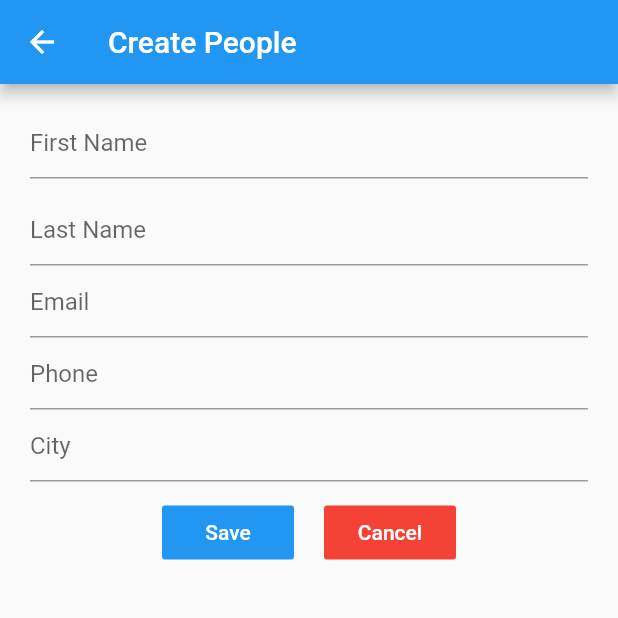
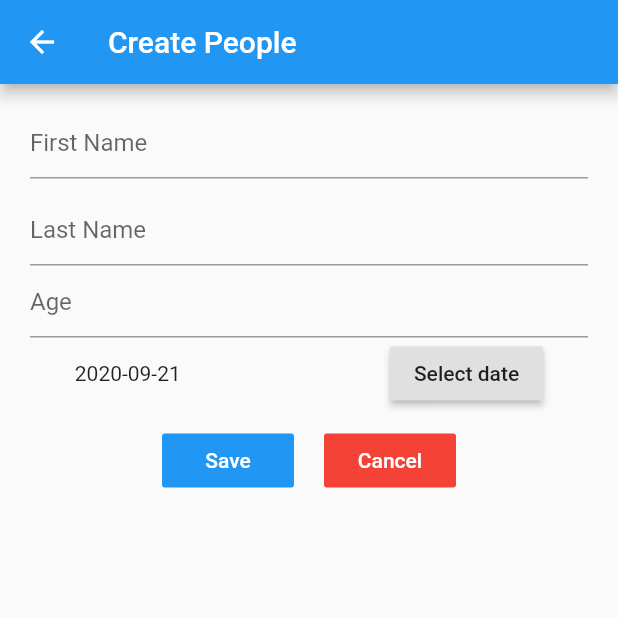
Before and after one commit to PhanithNoch/bloc_crud, a Flutter app: the screen it shows after launch, after a tap on the "add" icon, on a phone screen of 412 x 824 dp, the top half of it. Run offline on Flutter 3.47's test engine with Material 2 defaults, Android fonts, the phone set to English and light mode, and no system bars; our stand-ins replace bloc, flutter_bloc, flutter_slidable; network calls fail.

Commit message:
corrected code

```diff
--- a/lib/main.dart
+++ b/lib/main.dart
@@ -41,7 +41,9 @@ class _MyHomePageState extends State<MyHomePage> {
   @override
   Widget build(BuildContext context) {
     return Scaffold(
-      appBar: AppBar(),
+      appBar: AppBar(
+        title: Text('People Information'),
+      ),
       body: IndexPage(),
       floatingActionButton: FloatingActionButton(
         onPressed: (){
--- a/lib/models/people.dart
+++ b/lib/models/people.dart
@@ -25,24 +25,21 @@ class Data {
   int id;
   String firstName;
   String lastName;
-  String phone;
-  String email;
-  String city;
+  String age;
+  String active_date;
 
   Data({this.id,
     this.firstName,
     this.lastName,
-    this.phone,
-    this.email,
-    this.city
+    this.age,
+    this.active_date
   });
   Data.fromJson(Map<String, dynamic> json) {
     id = json['id'];
     firstName = json['first_name'];
     lastName = json['last_name'];
-    phone = json['phone'];
-    email = json['email'];
-    city = json['city'];
+    age = json['age'];
+    active_date = json['active_date'];
 
   }
 
@@ -51,9 +48,9 @@ class Data {
     data['id'] = this.id;
     data['first_name'] = this.firstName;
     data['last_name'] = this.lastName;
-    data['phone'] = this.phone;
-    data['email'] = this.email;
-    data['city'] = this.city;
+    data['age'] = this.age;
+    data['active_date'] = this.active_date;
+
     return data;
   }
 }
--- a/lib/screens/create_page.dart
+++ b/lib/screens/create_page.dart
@@ -4,12 +4,30 @@ import 'package:flutter/material.dart';
 import 'package:flutter_bloc/flutter_bloc.dart';
 import '../models/people.dart';
 
-class CreatePage extends StatelessWidget {
-  final TextEditingController _firstnameController = TextEditingController();
-  final TextEditingController _lastnameController = TextEditingController();
-  final TextEditingController _emailController = TextEditingController();
-  final TextEditingController _phoneController = TextEditingController();
-  final TextEditingController _cityController = TextEditingController();
+class CreatePage extends StatefulWidget {
+  @override
+  _CreatePageState createState() => _CreatePageState();
+}
+
+class _CreatePageState extends State<CreatePage> {
+  TextEditingController firstnameController = TextEditingController();
+  TextEditingController lastnameController = TextEditingController();
+  TextEditingController ageController = TextEditingController();
+  TextEditingController activedateController = TextEditingController();
+  DateTime selectedDate = DateTime.now();
+
+  Future<void> _selectDate(BuildContext context) async {
+    final DateTime picked = await showDatePicker(
+        context: context,
+        initialDate: selectedDate,
+        firstDate: DateTime(2015, 8),
+        lastDate: DateTime(2101));
+    if (picked != null && picked != selectedDate)
+      setState(() {
+        selectedDate = picked;
+      });
+  }
+
   @override
   Widget build(BuildContext context) {
     Data people;
@@ -35,7 +53,7 @@ class CreatePage extends StatelessWidget {
                 height: 10,
               ),
               TextField(
-                controller: _firstnameController,
+                controller: firstnameController,
                 cursorColor: Colors.blue,
                 decoration: InputDecoration(
                   hintText: "First Name",
@@ -45,33 +63,32 @@ class CreatePage extends StatelessWidget {
                 height: 10,
               ),
               TextField(
-                controller: _lastnameController,
+                controller: lastnameController,
                 cursorColor: Colors.blue,
                 decoration: InputDecoration(
                   hintText: "Last Name",
                 ),
               ),
               TextField(
-                controller: _emailController,
+                controller: ageController,
                 cursorColor: Colors.blue,
                 decoration: InputDecoration(
-                  hintText: "Email",
+                  hintText: "Age",
                 ),
               ),
-              TextField(
-                controller: _phoneController,
-                cursorColor: Colors.blue,
-                decoration: InputDecoration(
-                  hintText: "Phone",
-                ),
-              ),
-              TextField(
-                controller: _cityController,
-                cursorColor: Colors.blue,
-                decoration: InputDecoration(
-                  hintText: "City",
-                ),
-              ),
+              Row(
+                  mainAxisSize: MainAxisSize.min,
+                  mainAxisAlignment: MainAxisAlignment.spaceAround,
+                  children: <Widget>[
+                    Text("${selectedDate.toLocal()}".split(' ')[0]),
+                    SizedBox(
+                      width: 20.0,
+                    ),
+                    RaisedButton(
+                      onPressed: () => _selectDate(context),
+                      child: Text('Select date'),
+                    ),
+                  ]),
               SizedBox(
                 height: 10,
               ),
@@ -82,11 +99,10 @@ class CreatePage extends StatelessWidget {
                       color: Colors.blue,
                       onPressed: () {
                         people = new Data(
-                            firstName: _firstnameController.text,
-                            lastName: _lastnameController.text,
-                            email: _emailController.text,
-                            phone: _phoneController.text,
-                            city: _cityController.text);
+                            firstName: firstnameController.text,
+                            lastName: lastnameController.text,
+                            age: ageController.text,
+                            active_date: selectedDate.toString());
                         BlocProvider.of<PeopleBloc>(context)
                             .add(PeopleCreateEvent(people: people));
                       },
--- a/lib/screens/index_page.dart
+++ b/lib/screens/index_page.dart
@@ -32,9 +32,8 @@ class _IndexPageState extends State<IndexPage> {
               int id;
               String firstname;
               String lastname;
-              String email;
-              String phone;
-              String city;
+              String age;
+              String active_date;
               return Slidable(
                 actionPane: SlidableDrawerActionPane(),
                 actionExtentRatio: 0.25,
@@ -43,11 +42,11 @@ class _IndexPageState extends State<IndexPage> {
                   child: ListTile(
                     leading: CircleAvatar(
                       backgroundColor: Colors.indigoAccent,
-                      child: Text(state.data[index].city),
+                      child: Text(state.data[index].firstName),
                       foregroundColor: Colors.white,
                     ),
                     title: Text(state.data[index].firstName),
-                    subtitle: Text(state.data[index].email),
+                    subtitle: Text(state.data[index].active_date),
                   ),
                 ),
                 secondaryActions: <Widget>[
@@ -56,22 +55,11 @@ class _IndexPageState extends State<IndexPage> {
                     color: Colors.blue,
                     icon: Icons.edit,
                     onTap: () => {
-                      id = state.data[index].id,
-                      firstname = state.data[index].firstName,
-                      lastname = state.data[index].lastName,
-                      email = state.data[index].email,
-                      phone = state.data[index].phone,
-                      city = state.data[index].city,
                       Navigator.push(
                           context,
                           MaterialPageRoute(
                               builder: (context) => UpdatePate(
-                                    peopleId: id,
-                                    firstname: firstname,
-                                    lastname: lastname,
-                                    email: email,
-                                    phone: phone,
-                                    city: city,
+                                    people: state.data[index],
                                   )))
                     },
                   ),
```
Also changed, not shown: lib/screens/update_page.dart (+50 -38 lines).
